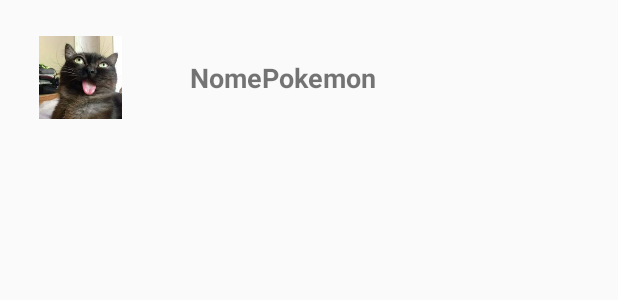
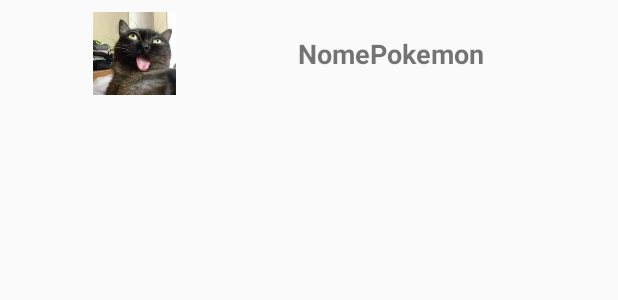
Before and after one commit to JoaoAJRomao/PokeDroid, an Android app: the layout adapterlist_pokemon.xml on its own in the app's theme, with its tools: preview values and no code run, on a phone screen of 412 x 824 dp. Shown: the top 300 px of the screen. Run offline under Robolectric (Android 15) with nearby library versions, the phone set to English and light mode, and no system bars.

Commit message:
Iniciando trabalho com Recycler View

```diff
--- a/app/build.gradle
+++ b/app/build.gradle
@@ -34,4 +34,5 @@ dependencies {
     //configuracao retrofit
     implementation 'com.squareup.retrofit2:retrofit:2.5.0'
     implementation 'com.squareup.retrofit2:converter-gson:2.5.0'
+    implementation 'com.android.support:cardview-v7:28.0.0'
 }
--- a/app/src/main/java/com/unifor/pokedroid/service/PokemonService.kt
+++ b/app/src/main/java/com/unifor/pokedroid/service/PokemonService.kt
@@ -1,11 +1,15 @@
 package com.unifor.pokedroid.service
 
+import com.unifor.pokedroid.model.Named
 import com.unifor.pokedroid.model.Pokemon
 import retrofit2.Call
 import retrofit2.http.GET
 
 interface PokemonService {
     @GET("pokemon/?limit=20&offset=0") //limit=quantos devem aparecer - offset=a partir de qual aparece(do array, comeca do 1 em diante)
-    fun getAllPokemons(): Call<Pokemon>
+    fun getAllPokemons(): Call<Named>
+
+    @GET("pokemon/{id}")
+    fun getPokemonById():Call<Pokemon>
 
 }
--- a/app/src/main/res/layout/adapterlist_pokemon.xml
+++ b/app/src/main/res/layout/adapterlist_pokemon.xml
@@ -3,22 +3,21 @@
                                              xmlns:app="http://schemas.android.com/apk/res-auto"
                                              xmlns:tools="http://schemas.android.com/tools"
                                              android:layout_width="match_parent"
-                                             android:layout_height="wrap_content">
+                                             android:layout_height="wrap_content" android:padding="8dp">
     <ImageView
             android:layout_width="75dp"
             android:layout_height="55dp" app:srcCompat="@drawable/funnycat"
-            android:id="@+id/itemAdapter-imageView"
-            android:layout_marginTop="24dp"
+            android:id="@+id/imagemPokemon"
             app:layout_constraintTop_toTopOf="parent" app:layout_constraintStart_toStartOf="parent"
-            android:layout_marginStart="16dp"/>
+            android:layout_marginStart="44dp" android:contentDescription="@string/TextImage"/>
     <TextView
-            android:text="NomePokemon"
             android:layout_width="154dp"
             android:layout_height="37dp"
-            android:id="@+id/itemAdapter-textView"
+            android:id="@+id/nomePokemon"
             android:textAlignment="center" android:textStyle="bold" android:textSize="18sp"
             android:gravity="center"
-            app:layout_constraintStart_toEndOf="@+id/itemAdapter-imageView"
-            app:layout_constraintBottom_toBottomOf="@+id/itemAdapter-imageView"
-            app:layout_constraintTop_toTopOf="@+id/itemAdapter-imageView" android:layout_marginStart="20dp"/>
+            app:layout_constraintStart_toEndOf="@+id/imagemPokemon"
+            app:layout_constraintBottom_toBottomOf="@+id/imagemPokemon"
+            app:layout_constraintTop_toTopOf="@+id/imagemPokemon" android:layout_marginStart="56dp"
+            android:text="@string/nomePokemon"/>
 </android.support.constraint.ConstraintLayout>
--- a/app/src/main/res/values/strings.xml
+++ b/app/src/main/res/values/strings.xml
@@ -1,3 +1,5 @@
 <resources>
     <string name="app_name">PokeDroid</string>
+    <string name="TextImage">textImage</string>
+    <string name="nomePokemon">NomePokemon</string>
 </resources>
```
Also changed, not shown: app/src/main/java/com/unifor/pokedroid/activity/MainActivity.kt (+15 -8 lines), app/src/main/java/com/unifor/pokedroid/adapter/PokemonAdapter.kt (added, +41 -0 lines), app/src/main/java/com/unifor/pokedroid/model/Named.kt (added, +89 -0 lines), app/src/main/java/com/unifor/pokedroid/model/Pokemon.kt (deleted, +0 -13 lines).
